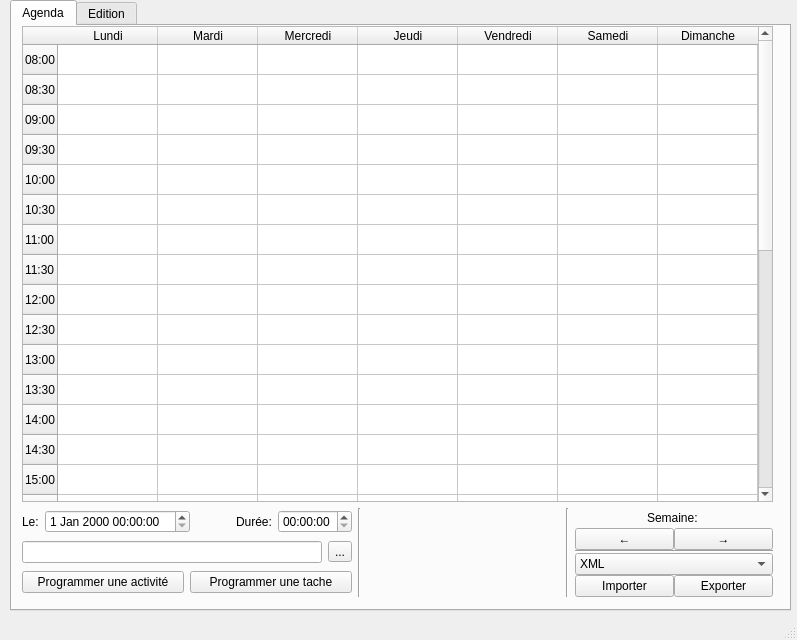
Old version of the form mainwindow.ui in the repository TamtamHero/LO21.
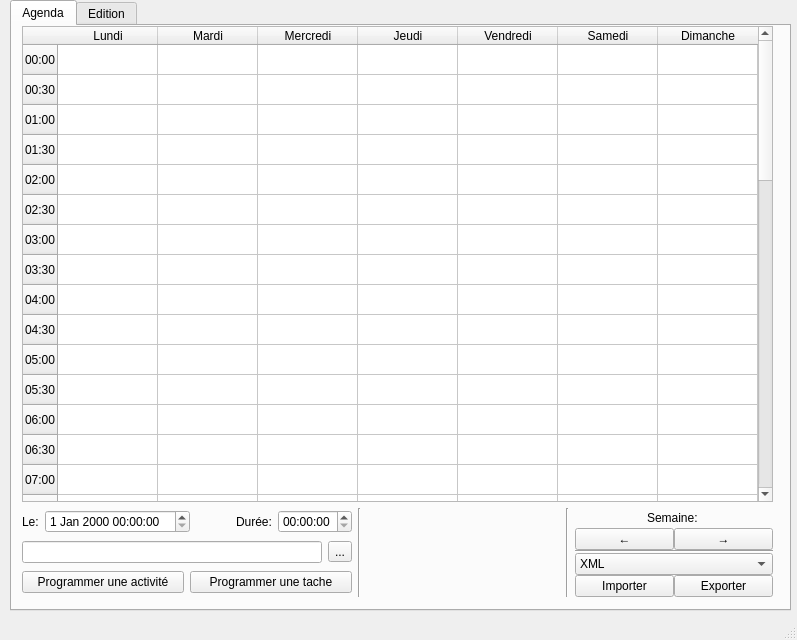
New version of the form.

```diff
--- a/mainwindow.ui
+++ b/mainwindow.ui
@@ -51,6 +51,86 @@
          <property name="editTriggers">
           <set>QAbstractItemView::NoEditTriggers</set>
          </property>
+         <row>
+          <property name="text">
+           <string>00:00</string>
+          </property>
+         </row>
+         <row>
+          <property name="text">
+           <string>00:30</string>
+          </property>
+         </row>
+         <row>
+          <property name="text">
+           <string>01:00</string>
+          </property>
+         </row>
+         <row>
+          <property name="text">
+           <string>01:30</string>
+          </property>
+         </row>
+         <row>
+          <property name="text">
+           <string>02:00</string>
+          </property>
+         </row>
+         <row>
+          <property name="text">
+           <string>02:30</string>
+          </property>
+         </row>
+         <row>
+          <property name="text">
+           <string>03:00</string>
+          </property>
+         </row>
+         <row>
+          <property name="text">
+           <string>03:30</string>
+          </property>
+         </row>
+         <row>
+          <property name="text">
+           <string>04:00</string>
+          </property>
+         </row>
+         <row>
+          <property name="text">
+           <string>04:30</string>
+          </property>
+         </row>
+         <row>
+          <property name="text">
+           <string>05:00</string>
+          </property>
+         </row>
+         <row>
+          <property name="text">
+           <string>05:30</string>
+          </property>
+         </row>
+         <row>
+          <property name="text">
+           <string>06:00</string>
+          </property>
+         </row>
+         <row>
+          <property name="text">
+           <string>06:30</string>
+          </property>
+         </row>
+         <row>
+          <property name="text">
+           <string>07:00</string>
+          </property>
+         </row>
+         <row>
+          <property name="text">
+           <string>07:30</string>
+          </property>
+         </row>
          <row>
           <property name="text">
            <string>08:00</string>
@@ -246,7 +326,7 @@
            <string>Dimanche</string>
           </property>
          </column>
-         <item row="28" column="1">
+         <item row="44" column="1">
           <property name="text">
            <string/>
           </property>
```
